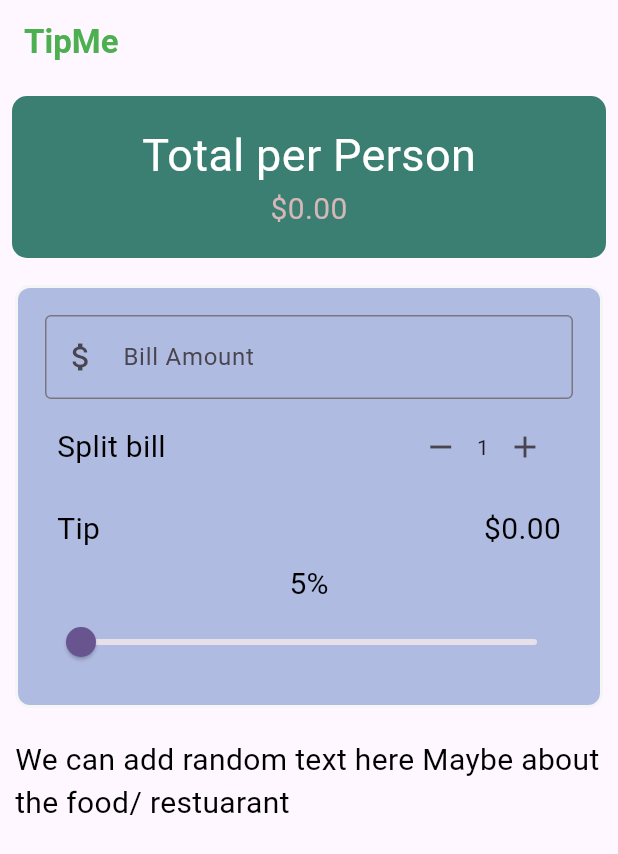
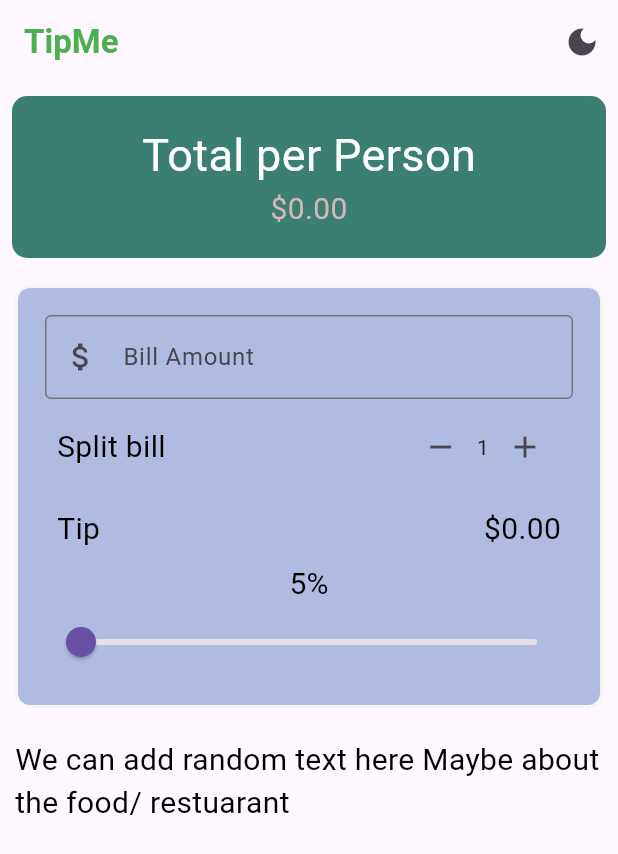
Before and after one commit to zhira03/Tipping, a Flutter app: the screen it shows after launch, on a phone screen of 412 x 824 dp. Shown: the top 854 px of the screen. Run offline on Flutter 3.47's test engine with Material 3 defaults, Android fonts, the light colour scheme and no system bars.

Commit message:
feat: implement theme toggling functionality with ThemeProvider

```diff
--- a/lib/main.dart
+++ b/lib/main.dart
@@ -1,14 +1,21 @@
 import 'package:flutter/material.dart';
 import 'package:provider/provider.dart';
+import 'package:tipme/providers/ThemeProvider.dart';
 import 'package:tipme/providers/TipCalModel.dart';
 import 'package:tipme/widgets/amountBiller.dart';
 import 'package:tipme/widgets/percentage_slider.dart';
 import 'package:tipme/widgets/person_counter.dart';
+import 'package:tipme/widgets/toogleThemeButton.dart';
 import 'package:tipme/widgets/totalPerPerson.dart';
 
 void main() {
-  runApp(ChangeNotifierProvider(create: (context) => TipCalModel(),
-  child: const MyApp()));
+  runApp(MultiProvider(
+    providers: [
+      ChangeNotifierProvider(create: (context) => TipCalModel()),
+      ChangeNotifierProvider(create : (context) => ThemeProvider())
+    ],
+     child: const MyApp()),
+  );
 }
 
 class MyApp extends StatelessWidget {
@@ -17,13 +24,10 @@ class MyApp extends StatelessWidget {
   // This widget is the root of your application.
   @override
   Widget build(BuildContext context) {
-
+    final themeProvider = Provider.of<ThemeProvider>((context));
     return MaterialApp(
       title: 'TipMe',
-      theme: ThemeData(
-        colorScheme: ColorScheme.fromSeed(seedColor: Colors.deepPurple),
-        useMaterial3: true,
-      ),
+      theme: themeProvider.currentTheme,
       home: const TipMe(),
     );
   }
@@ -41,6 +45,7 @@ class _TipMeState extends State<TipMe> {
   @override
   Widget build(BuildContext context) {
     final model = Provider.of<TipCalModel>(context);
+
     return Scaffold(
       appBar: AppBar(
         title: const Text('TipMe',
@@ -48,6 +53,9 @@ class _TipMeState extends State<TipMe> {
             color: Colors.green,
             fontWeight: FontWeight.bold
           )),
+        actions: [
+          ToggleThemeIcon(),
+        ],
         ),
       body : Column(
         crossAxisAlignment: CrossAxisAlignment.stretch,
--- /dev/null
+++ b/lib/providers/ThemeProvider.dart
@@ -0,0 +1,19 @@
+import 'package:flutter/material.dart';
+
+class ThemeProvider extends ChangeNotifier{
+
+  bool _isDarkMode = false;
+
+  bool get isDarkMode{
+    return _isDarkMode;
+  }
+
+  void toggle(){
+    _isDarkMode = !_isDarkMode;
+    notifyListeners();
+  }
+
+  ThemeData get currentTheme{
+    return _isDarkMode ? ThemeData.dark(): ThemeData.light();
+  }
+}
--- /dev/null
+++ b/lib/widgets/toogleThemeButton.dart
@@ -0,0 +1,21 @@
+import 'package:flutter/material.dart';
+import 'package:provider/provider.dart';
+import 'package:tipme/providers/ThemeProvider.dart';
+
+class ToggleThemeIcon extends StatelessWidget {
+  const ToggleThemeIcon({
+    super.key,
+  });
+
+  @override
+  Widget build(BuildContext context) {
+    final themeProvider = Provider.of<ThemeProvider>(context);
+    return IconButton(
+      icon:
+          Icon(!themeProvider.isDarkMode ? Icons.dark_mode : Icons.light_mode),
+      onPressed: () {
+        themeProvider.toggle();
+      },
+    );
+  }
+}
```
